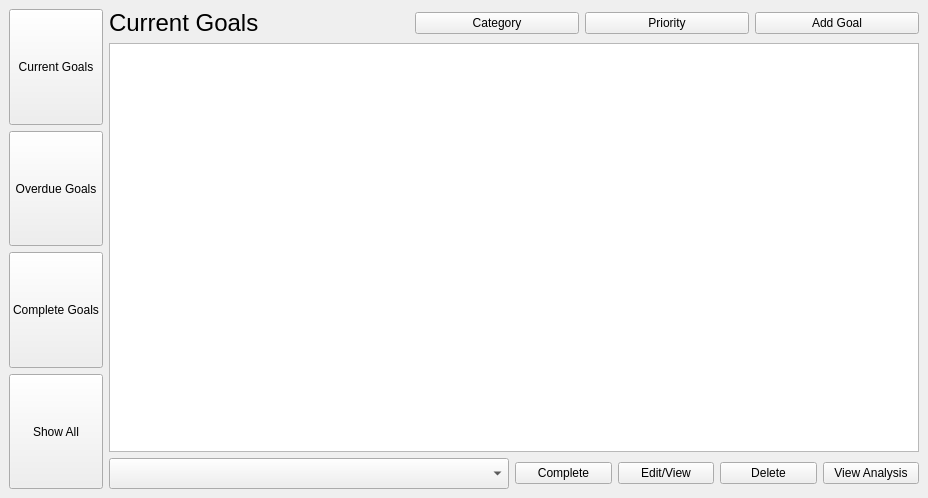
This is UI/MainWindow.ui in cis422-goaltracker/goaltracker as Qt 5 draws it before an edit. The edited form follows.
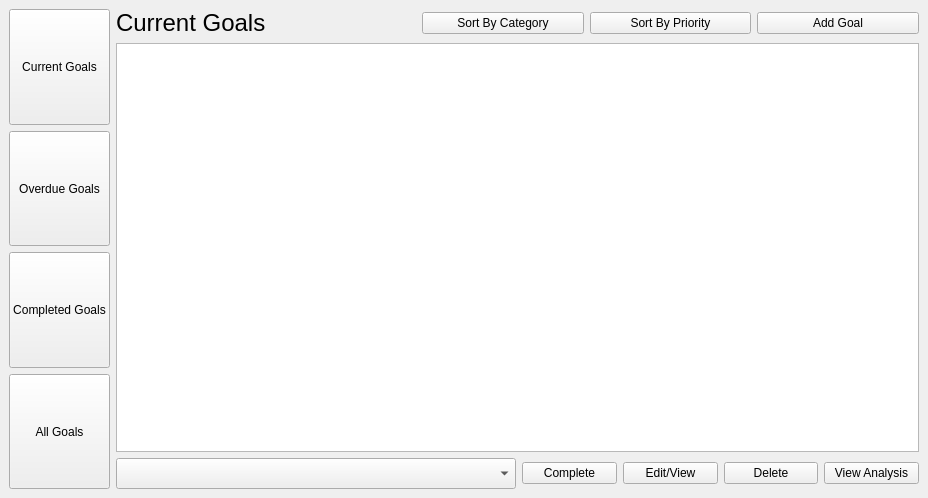
This is the edited form.

```diff
--- a/UI/MainWindow.ui
+++ b/UI/MainWindow.ui
@@ -52,7 +52,7 @@
          </sizepolicy>
         </property>
         <property name="text">
-         <string>Complete Goals</string>
+         <string>Completed Goals</string>
         </property>
        </widget>
       </item>
@@ -65,7 +65,7 @@
          </sizepolicy>
         </property>
         <property name="text">
-         <string>Show All</string>
+         <string>All Goals</string>
         </property>
        </widget>
       </item>
@@ -96,14 +96,14 @@
         <item>
          <widget class="QPushButton" name="push_sort_category">
           <property name="text">
-           <string>Category</string>
+           <string>Sort By Category</string>
           </property>
          </widget>
         </item>
         <item>
          <widget class="QPushButton" name="push_sort_priority">
           <property name="text">
-           <string>Priority</string>
+           <string>Sort By Priority</string>
           </property>
          </widget>
         </item>
```
